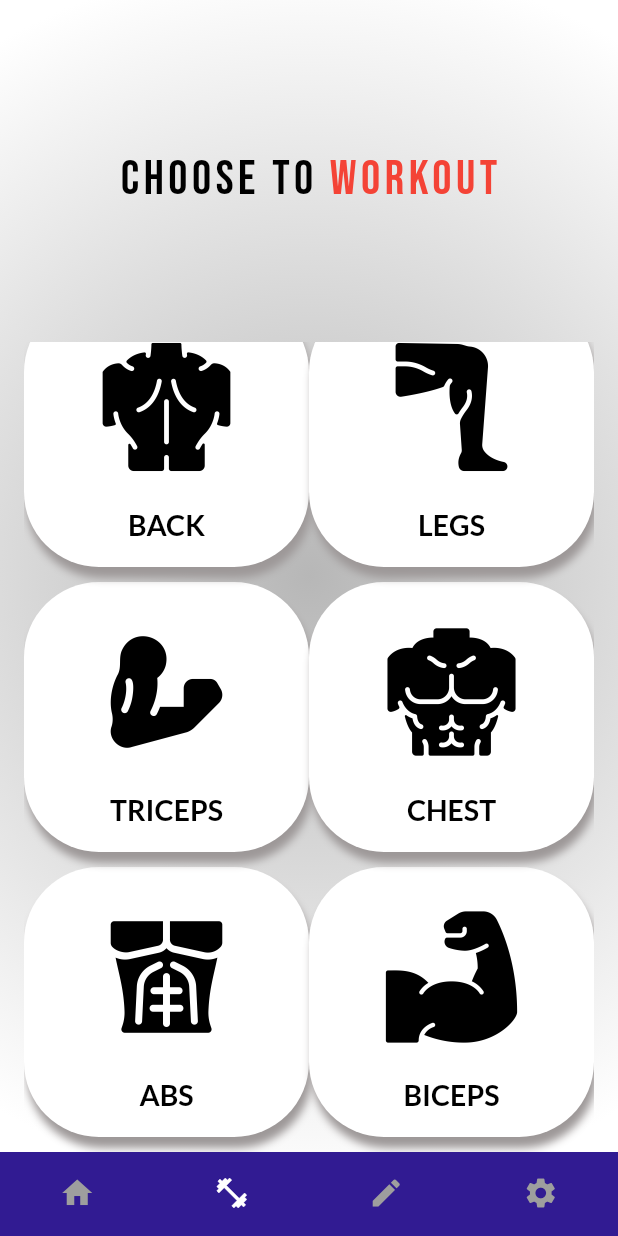
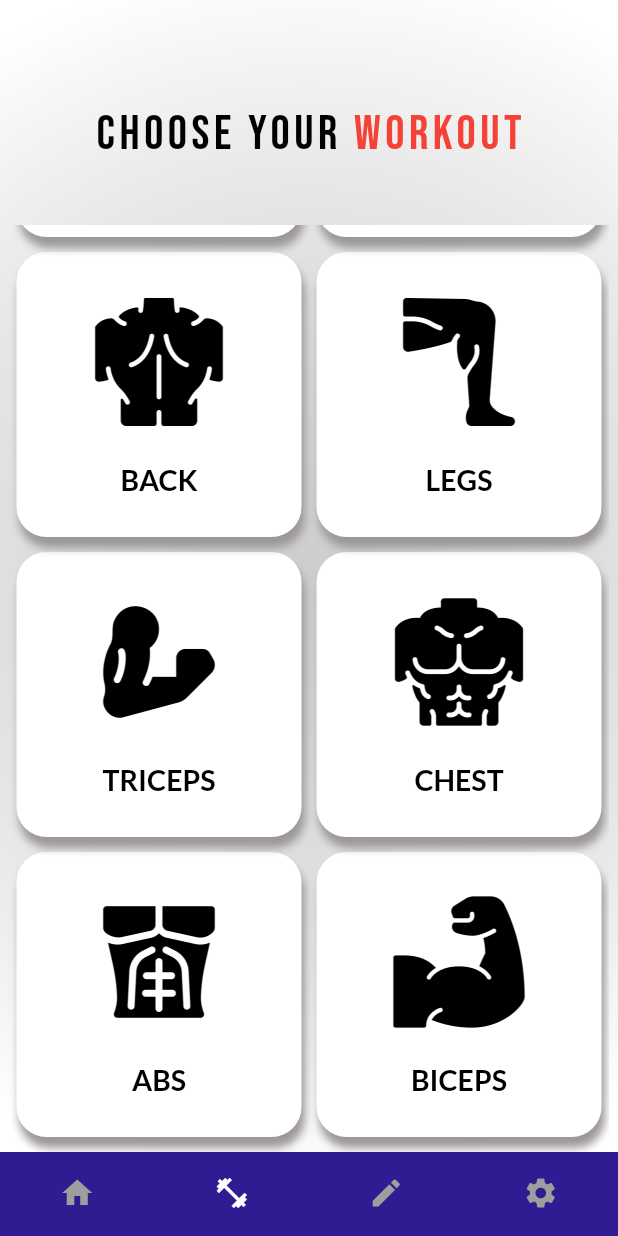
Before and after one commit to dolienn/body_optimizer, a Flutter app: the screen it shows after launch, item 2 of the bottom bar chosen, on a phone screen of 412 x 824 dp. Run offline on Flutter 3.47's test engine with Material 2 defaults, Android fonts, the phone set to English and light mode, and no system bars; our stand-ins replace google_fonts.

```diff
--- a/lib/screens/workout.dart
+++ b/lib/screens/workout.dart
@@ -42,7 +42,7 @@ class _WorkoutState extends State<Workout> {
           gradient: RadialGradient(
             radius: 1,
             colors: [
-              Color(0xFFB7B7B7),
+              Color(0xABB7B7B7),
               Color(0xFFFFFFFF)
             ]
           )
@@ -53,9 +53,9 @@ class _WorkoutState extends State<Workout> {
               mainAxisAlignment: MainAxisAlignment.center,
               children: [
                 Padding(
-                  padding: const EdgeInsets.only(top: 100.0),
+                  padding: const EdgeInsets.only(top: 70.0),
                   child: Text(
-                    "choose to ",
+                    "choose your ",
                     style: GoogleFonts.bebasNeue(
                       fontSize: 32,
                       color: Colors.black,
@@ -67,7 +67,7 @@ class _WorkoutState extends State<Workout> {
                   height: 20,
                 ),
                 Padding(
-                  padding: const EdgeInsets.only(top: 100.0),
+                  padding: const EdgeInsets.only(top: 70.0),
                   child: Text(
                     "Workout",
                     style: GoogleFonts.bebasNeue(
@@ -83,7 +83,7 @@ class _WorkoutState extends State<Workout> {
               mainAxisAlignment: MainAxisAlignment.center,
               children: [
                 Padding(
-                  padding: const EdgeInsets.all(25.0),
+                  padding: const EdgeInsets.all(1.0),
                   child: Text(
                     "",
                     style: GoogleFonts.lato(fontSize: 33, fontWeight: FontWeight.bold, color: const Color(
@@ -93,8 +93,8 @@ class _WorkoutState extends State<Workout> {
               ],
             ),
             SizedBox(
-                width: 380,
-                height: MediaQuery.of(context).size.height-284,
+                width: 400,
+                height: MediaQuery.of(context).size.height-206,
               child: GridView.builder(
                 shrinkWrap: true,
                 reverse: true,
@@ -102,7 +102,7 @@ class _WorkoutState extends State<Workout> {
                 itemCount: partitions.length,
                 itemBuilder: (BuildContext context, index) {
                   return Padding(
-                    padding: const EdgeInsets.only(bottom: 10),
+                    padding: const EdgeInsets.only(bottom: 10, right: 5, left: 5),
                     child: Row(
                       crossAxisAlignment: CrossAxisAlignment.center,
                       children: [
@@ -110,11 +110,11 @@ class _WorkoutState extends State<Workout> {
                           child: Expanded(
                             child: GestureDetector(
                               child: Container(
-                              height: 180,
+                              height: 190,
                               width: 165,
                               decoration: BoxDecoration(
                                 color: Colors.white,
-                                borderRadius: BorderRadius.circular(50),
+                                borderRadius: BorderRadius.circular(20),
                                   boxShadow: const [
                                     BoxShadow(
                                         color: Color(0xff9d9898),
```
Also changed, not shown: lib/screens/workout/workoutscreen.dart (+8 -8 lines).
